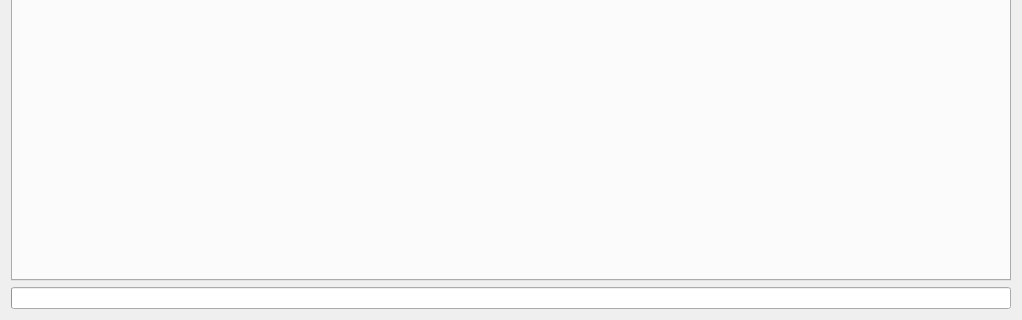
beatreichenbach/node-manager, file nodemanager/ui/manager_dialog.ui: the form before one commit; both pictures show x 0 to 1022 and y 479 to 799 of the 1022 by 799 pixel window.
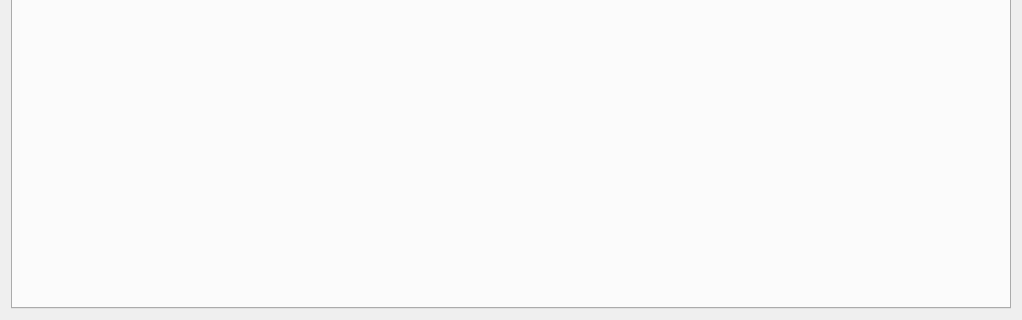
The form after the commit.

```diff
--- a/nodemanager/ui/manager_dialog.ui
+++ b/nodemanager/ui/manager_dialog.ui
@@ -39,20 +39,6 @@
      </property>
     </widget>
    </item>
-   <item>
-    <layout class="QHBoxLayout" name="footer_lay">
-     <item>
-      <widget class="QProgressBar" name="main_prgbar">
-       <property name="value">
-        <number>0</number>
-       </property>
-       <property name="textVisible">
-        <bool>false</bool>
-       </property>
-      </widget>
-     </item>
-    </layout>
-   </item>
   </layout>
  </widget>
  <resources/>
```
